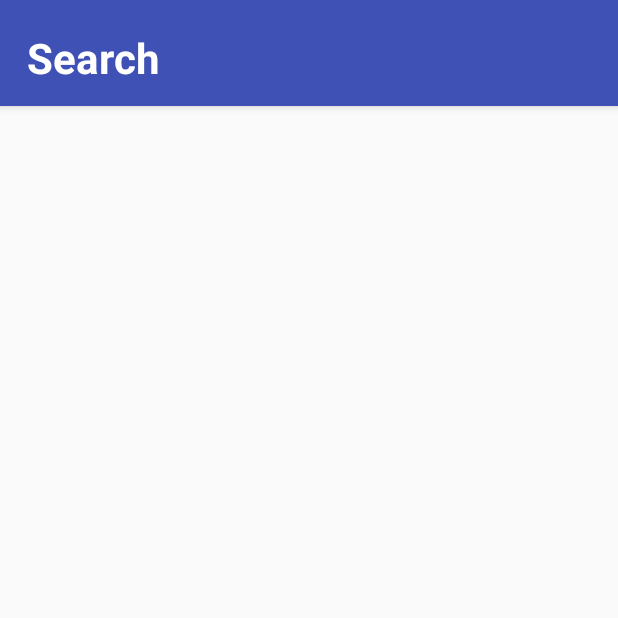
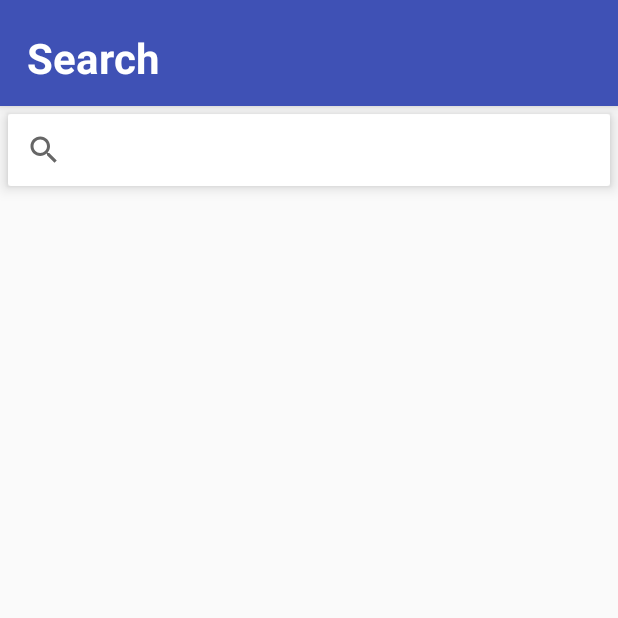
Before and after one commit to luisgouveiaaa/AndroidArmisHandBall, an Android app: the screen it shows after launch (MainActivity), item 2 of the bottom bar chosen, on a phone screen of 412 x 824 dp, the top half of it. Run offline under Robolectric (Android 15) with nearby library versions, the phone set to English and light mode, and no system bars.

Commit message:
new fragment classes added

```diff
--- /dev/null
+++ b/AndroidArmisHandBall/app/src/main/java/com/example/debs/androidarmishandball/HomeFragment.java
@@ -0,0 +1,67 @@
+package com.example.debs.androidarmishandball;
+
+import android.content.Context;
+import android.net.Uri;
+import android.os.Bundle;
+import android.app.Fragment;
+import android.view.LayoutInflater;
+import android.view.View;
+import android.view.ViewGroup;
+
+/**
+ * A simple {@link Fragment} subclass.
+ * Activities that contain this fragment must implement the
+ * {@link HomeFragment.OnFragmentInteractionListener} interface
+ * to handle interaction events.
+ * Use the {@link HomeFragment#newInstance} factory method to
+ * create an instance of this fragment.
+ */
+public class HomeFragment extends Fragment {
+    // TODO: Rename parameter arguments, choose names that match
+    // the fragment initialization parameters, e.g. ARG_ITEM_NUMBER
+    private static final String ARG_PARAM1 = "param1";
+    private static final String ARG_PARAM2 = "param2";
+
+    // TODO: Rename and change types of parameters
+    private String mParam1;
+    private String mParam2;
+
+    public HomeFragment() {
+        // Required empty public constructor
+    }
+
+    /**
+     * Use this factory method to create a new instance of
+     * this fragment using the provided parameters.
+     *
+     * @param param1 Parameter 1.
+     * @param param2 Parameter 2.
+     * @return A new instance of fragment HomeFragment.
+     */
+    // TODO: Rename and change types and number of parameters
+    public static HomeFragment newInstance(String param1, String param2) {
+        HomeFragment fragment = new HomeFragment();
+        Bundle args = new Bundle();
+        args.putString(ARG_PARAM1, param1);
+        args.putString(ARG_PARAM2, param2);
+        fragment.setArguments(args);
+        return fragment;
+    }
+
+    @Override
+    public void onCreate(Bundle savedInstanceState) {
+        super.onCreate(savedInstanceState);
+        if (getArguments() != null) {
+            mParam1 = getArguments().getString(ARG_PARAM1);
+            mParam2 = getArguments().getString(ARG_PARAM2);
+        }
+    }
+
+    @Override
+    public View onCreateView(LayoutInflater inflater, ViewGroup container,
+                             Bundle savedInstanceState) {
+        // Inflate the layout for this fragment
+        return inflater.inflate(R.layout.fragment_home, container, false);
+    }
+
+}
--- a/AndroidArmisHandBall/app/src/main/java/com/example/debs/androidarmishandball/MainActivity.java
+++ b/AndroidArmisHandBall/app/src/main/java/com/example/debs/androidarmishandball/MainActivity.java
@@ -3,28 +3,43 @@ package com.example.debs.androidarmishandball;
 import android.os.Bundle;
 import android.support.annotation.NonNull;
 import android.support.design.widget.BottomNavigationView;
+import android.support.design.widget.TabLayout;
+import android.support.v4.app.Fragment;
+import android.support.v4.app.FragmentActivity;
+import android.support.v4.app.FragmentManager;
+import android.support.v4.app.FragmentPagerAdapter;
+import android.support.v4.view.ViewPager;
 import android.support.v7.app.AppCompatActivity;
 import android.view.MenuItem;
 import android.widget.TextView;
 
-public class MainActivity extends AppCompatActivity {
+import java.util.ArrayList;
+import java.util.List;
+import java.util.Locale;
+
+public class MainActivity extends FragmentActivity {
 
     private TextView mTextMessage;
+    SearchFragment search = new SearchFragment();
+    HomeFragment home = new HomeFragment();
 
     private BottomNavigationView.OnNavigationItemSelectedListener mOnNavigationItemSelectedListener
             = new BottomNavigationView.OnNavigationItemSelectedListener() {
 
         @Override
         public boolean onNavigationItemSelected(@NonNull MenuItem item) {
+            android.app.FragmentManager manager = getFragmentManager();
             switch (item.getItemId()) {
                 case R.id.navigation_home:
                     mTextMessage.setText(R.string.title_home);
+                    manager.beginTransaction().replace(R.id.fragments_container, home).commit();
                     return true;
                 case R.id.navigation_favorites:
                     mTextMessage.setText(R.string.title_favorites);
                     return true;
                 case R.id.navigation_search:
                     mTextMessage.setText(R.string.title_search);
+                    manager.beginTransaction().replace(R.id.fragments_container, search).commit();
                     return true;
             }
             return false;
@@ -36,10 +51,10 @@ public class MainActivity extends AppCompatActivity {
     protected void onCreate(Bundle savedInstanceState) {
         super.onCreate(savedInstanceState);
         setContentView(R.layout.activity_main);
-
         mTextMessage = (TextView) findViewById(R.id.main_title);
         BottomNavigationView navigation = (BottomNavigationView) findViewById(R.id.navigation);
         navigation.setOnNavigationItemSelectedListener(mOnNavigationItemSelectedListener);
+
     }
 
 }
--- /dev/null
+++ b/AndroidArmisHandBall/app/src/main/java/com/example/debs/androidarmishandball/SearchFragment.java
@@ -0,0 +1,30 @@
+package com.example.debs.androidarmishandball;
+
+import android.os.Bundle;
+import android.support.annotation.Nullable;
+import android.app.Fragment;
+import android.view.LayoutInflater;
+import android.view.View;
+import android.view.ViewGroup;
+
+/**
+ * Created by Debs on 13/08/17.
+ */
+
+public class SearchFragment extends Fragment {
+
+    private View mView;
+
+    @Override
+    public View onCreateView(LayoutInflater inflater, @Nullable ViewGroup container, @Nullable Bundle savedInstanceState) {
+        mView = inflater.inflate(R.layout.fragment_search, container, false);
+        return mView;
+    }
+
+    @Override
+    public void onResume() {
+        super.onResume();
+
+        //to refresh the lists
+    }
+}
--- a/AndroidArmisHandBall/app/src/main/res/layout/activity_main.xml
+++ b/AndroidArmisHandBall/app/src/main/res/layout/activity_main.xml
@@ -38,11 +38,12 @@
         android:elevation="2dp"
         app:menu="@menu/navigation"/>
 
-    <android.support.v4.view.ViewPager
+    <FrameLayout
+        android:id="@+id/fragments_container"
         android:layout_width="match_parent"
         android:layout_height="wrap_content"
         android:layout_below="@id/main_act_action_bar"
         android:layout_above="@id/navigation">
-    </android.support.v4.view.ViewPager>
+    </FrameLayout>
 
 </RelativeLayout>
--- /dev/null
+++ b/AndroidArmisHandBall/app/src/main/res/layout/fragment_search.xml
@@ -0,0 +1,17 @@
+<?xml version="1.0" encoding="utf-8"?>
+<LinearLayout xmlns:android="http://schemas.android.com/apk/res/android"
+    xmlns:app="http://schemas.android.com/apk/res-auto"
+    xmlns:tools="http://schemas.android.com/tools"
+    android:orientation="vertical"
+    android:layout_width="match_parent"
+    android:layout_height="match_parent"
+    tools:context=".MainActivity">
+    <SearchView
+        android:layout_width="match_parent"
+        android:layout_height="wrap_content"
+        android:background="@drawable/game_card"
+        android:layout_margin="5dp"
+        android:elevation="6dp">
+
+    </SearchView>
+</LinearLayout>
```
Also changed, not shown: AndroidArmisHandBall/app/src/main/res/layout/fragment_home.xml (added, +13 -0 lines).
